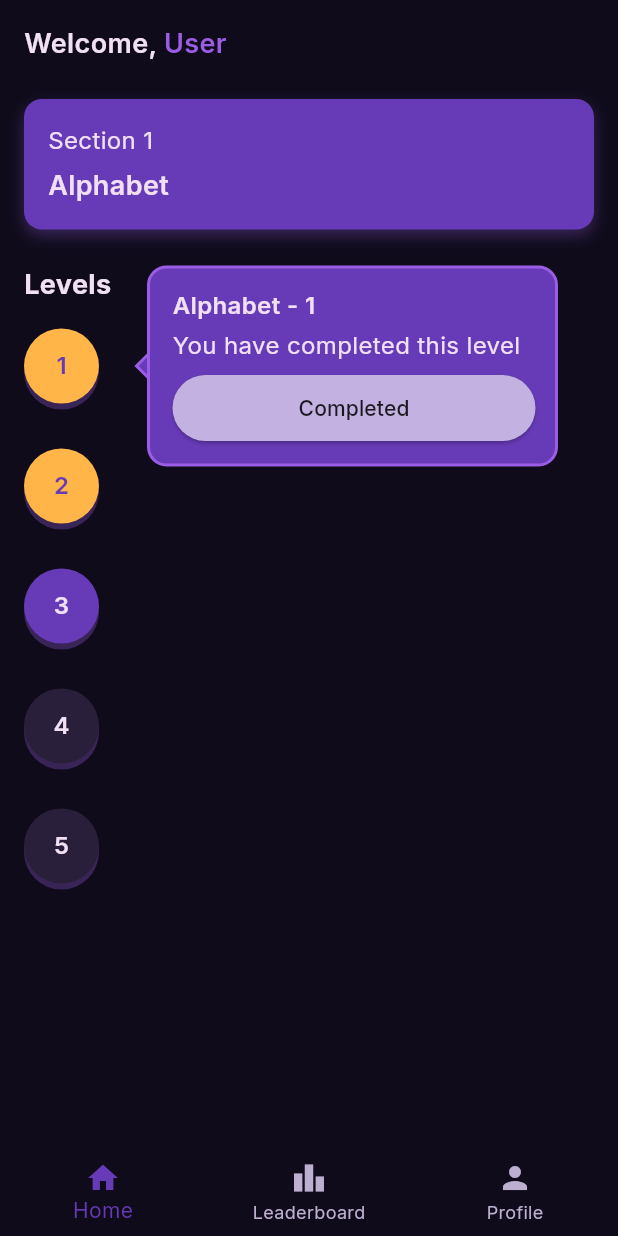
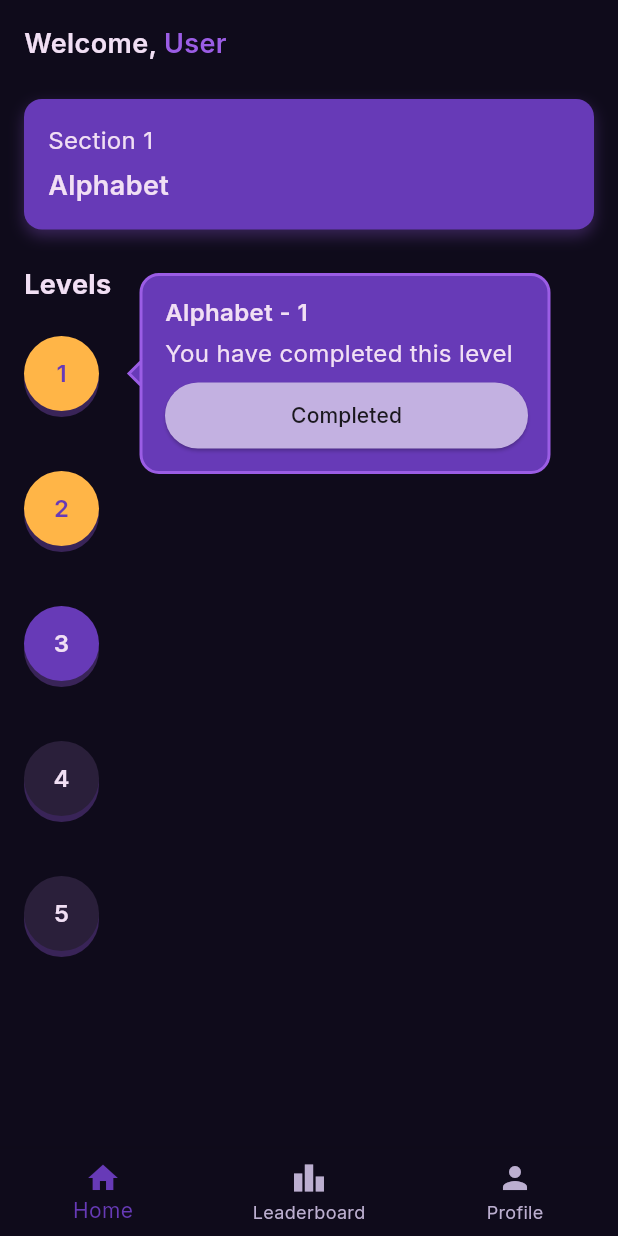
Before and after one commit to EzraArya/SIBI-Quest, a Flutter app: the HomePage screen opened by its route, after a tap on an icon or button, on a phone screen of 412 x 824 dp. Run offline on Flutter 3.47's test engine with Material 3 defaults, Android fonts, the phone set to English and light mode, and no system bars; our stand-ins replace go_router.

Commit message:
refactor level button hitbox

```diff
--- a/lib/shared/widgets/level_button.dart
+++ b/lib/shared/widgets/level_button.dart
@@ -70,22 +70,12 @@ class LevelButton extends StatelessWidget {
     this.action,
   });
 
-  String get _effectiveSubtitle {
-    if (style == LevelButtonStyle.defaultStyle) {
-      return subtitle;
-    } else {
-      return style.popupSubtitle;
-    }
-  }
+  String get _effectiveSubtitle =>
+      style == LevelButtonStyle.defaultStyle ? subtitle : style.popupSubtitle;
 
   void _onTap() {
-    if (activePopupNotifier.value == level) {
-      // Close popup if it's already open
-      activePopupNotifier.value = null;
-    } else {
-      // Open this popup, closing any others
-      activePopupNotifier.value = level;
-    }
+    activePopupNotifier.value =
+        activePopupNotifier.value == level ? null : level;
   }
 
   ChatBubblePopupStyle _getChatBubbleStyle() {
@@ -103,17 +93,16 @@ class LevelButton extends StatelessWidget {
   Widget build(BuildContext context) {
     return ValueListenableBuilder<String?>(
       valueListenable: activePopupNotifier,
-      builder: (context, activePopup, child) {
+      builder: (context, activePopup, _) {
         final isPopupVisible = activePopup == level;
 
         return SizedBox(
-          width: 50,
-          height: 50,
+          width: double.infinity,
+          height: 60,
           child: Stack(
-            alignment: Alignment.center,
             clipBehavior: Clip.none,
+            alignment: Alignment.centerLeft,
             children: [
-              // Level Button
               GestureDetector(
                 onTap: _onTap,
                 child: Container(
@@ -130,32 +119,27 @@ class LevelButton extends StatelessWidget {
                       ),
                     ],
                   ),
-                  child: Center(
-                    child: CustomText(
-                      text: level,
-                      type: CustomTextType.bodyBold,
-                      color: style.textColor,
-                    ),
+                  alignment: Alignment.center,
+                  child: CustomText(
+                    text: level,
+                    type: CustomTextType.bodyBold,
+                    color: style.textColor,
                   ),
                 ),
               ),
 
-              // Popup
+              // Popup floats outside
               if (isPopupVisible)
                 Positioned(
-                  left: 75,
-                  child: AnimatedScale(
-                    scale: isPopupVisible ? 1.0 : 0.0,
-                    duration: const Duration(milliseconds: 300),
-                    curve: Curves.elasticOut,
+                  left: 70, // distance from circle
+                  child: Material(
+                    color: Colors.transparent, // needed for hit-test
                     child: AnimatedOpacity(
-                      opacity: isPopupVisible ? 1.0 : 0.0,
+                      opacity: isPopupVisible ? 1 : 0,
                       duration: const Duration(milliseconds: 250),
-                      curve: Curves.easeOutCubic,
                       child: AnimatedSlide(
-                        offset: isPopupVisible
-                            ? Offset.zero
-                            : const Offset(-0.3, 0),
+                        offset:
+                            isPopupVisible ? Offset.zero : const Offset(-0.2, 0),
                         duration: const Duration(milliseconds: 300),
                         curve: Curves.easeOutBack,
                         child: ChatBubblePopup(
@@ -164,8 +148,9 @@ class LevelButton extends StatelessWidget {
                           buttonTitle: style.popupButtonTitle,
                           style: _getChatBubbleStyle(),
                           buttonAction: () {
-                            activePopupNotifier.value = null;
                             action?.call();
+                            Future.microtask(
+                                () => activePopupNotifier.value = null);
                           },
                         ),
                       ),
```
